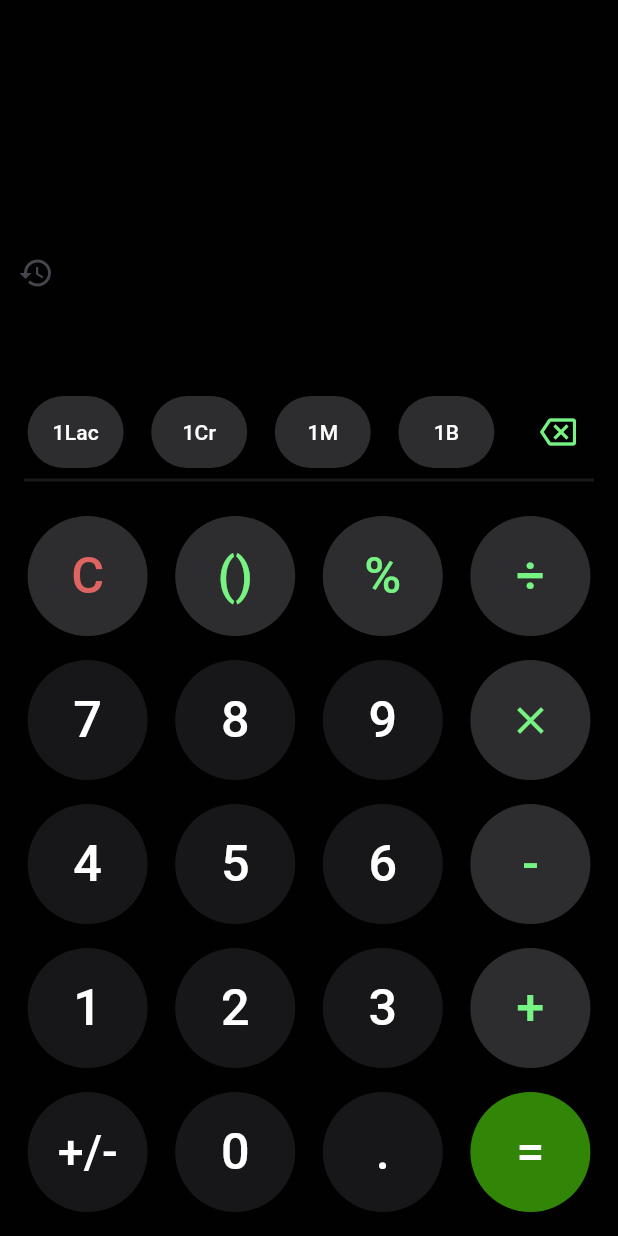
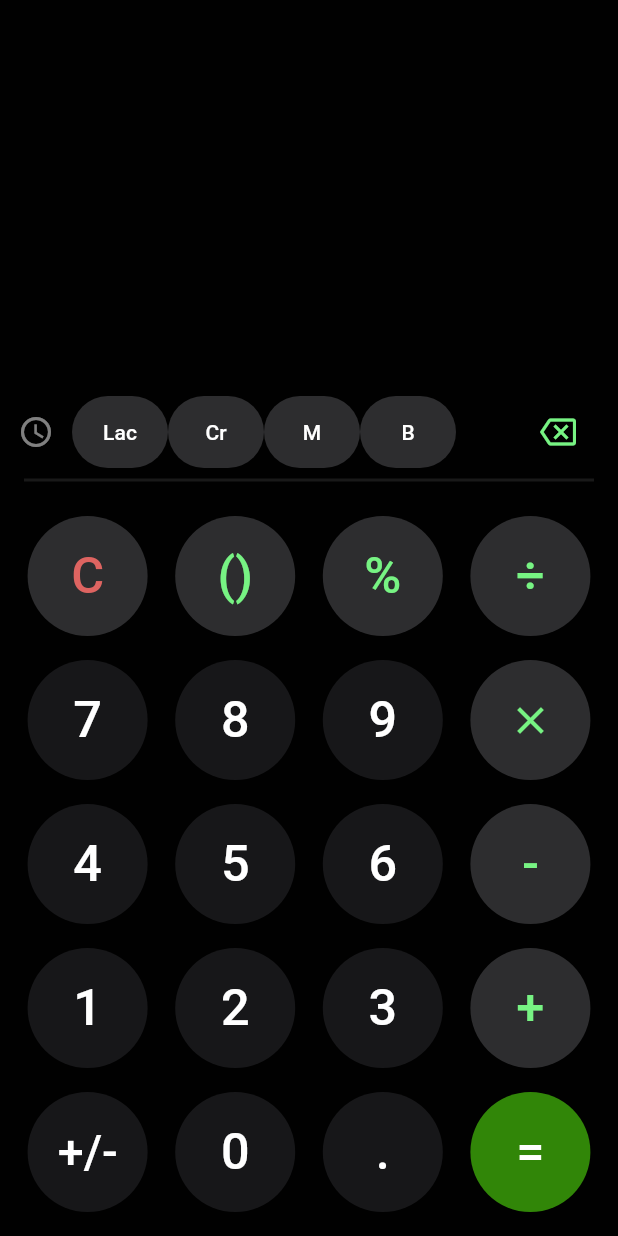
Before and after one commit to dchaitu/calculatorApp, a Flutter app: the screen it shows after launch, on a phone screen of 412 x 824 dp. Run offline on Flutter 3.47's test engine with Material 3 defaults, Android fonts, the phone set to English and light mode, and no system bars; missing offline and left inert: function_tree.

Commit message:
Added history feature to the code

```diff
--- a/lib/main_screen.dart
+++ b/lib/main_screen.dart
@@ -1,4 +1,5 @@
 import 'package:calculator/provider/calculator_provider.dart';
+import 'package:calculator/widgets/colors.dart';
 import 'package:calculator/widgets/history_screen.dart';
 import 'package:calculator/widgets/numpad.dart';
 import 'package:calculator/widgets/textfield.dart';
@@ -13,45 +14,23 @@ class MainScreen extends StatefulWidget {
 }
 
 class _MainScreenState extends State<MainScreen> {
-
   final TextEditingController textController = TextEditingController();
-  bool showNumPad = true;
 
   @override
   Widget build(BuildContext context) {
-    return Consumer<CalculatorProvider>(builder: (context, provider, _)
-        {
+    return Consumer<CalculatorProvider>(builder: (context, provider, _) {
       return Scaffold(
-            backgroundColor:const Color(0xff010101),
+        backgroundColor: const Color(0xff010101),
         body: SafeArea(
-                child: Column(
-                    children: [
+            child: Column(children: [
           Expanded(
             flex: 1,
             child: Stack(
               // mainAxisAlignment:MainAxisAlignment.start,
               children: [
-                             Positioned(
-                               bottom: 0,
-                               left: 0,
-                               child: Container(
-                                 alignment: Alignment.topLeft,
-                                 child: IconButton(
-                                    icon: const Icon(Icons.history),
-                                    onPressed: () {
-                                      showNumPad=!showNumPad;
-                                    Navigator.push(
-                                      context,
-                                      MaterialPageRoute(builder: (context) => const HistoryScreen()),
-                                    );
-                                  },
+                CalcTextField(
+                  controller: provider.calcController,
                 ),
-                               ),
-                             ),
-                            CalcTextField(
-                              controller:provider.calcController,
-                            ),
-
                 Positioned(
                   bottom: 38,
                   right: 8,
@@ -67,7 +46,8 @@ class _MainScreenState extends State<MainScreen> {
                   alignment: Alignment.bottomRight,
                   padding: const EdgeInsets.symmetric(horizontal: 8),
                   child: Text(
-                                provider.roundingValue, // This will store the result
+                    provider.roundingValue,
+                    // This will store the result
                     style: TextStyle(
                       color: Colors.white.withOpacity(0.8),
                       fontSize: 24,
@@ -77,73 +57,104 @@ class _MainScreenState extends State<MainScreen> {
               ],
             ),
           ),
-
           Expanded(
             flex: 3,
             child: Column(
               mainAxisAlignment: MainAxisAlignment.end,
               children: [
                 Row(
-                              mainAxisAlignment:MainAxisAlignment.spaceBetween,
+                  mainAxisAlignment: MainAxisAlignment.spaceBetween,
                   children: [
-                                Expanded(
-                                  child: Row(
+                    Row(
                       mainAxisAlignment: MainAxisAlignment.spaceEvenly,
                       children: [
-                                      getButtonValue(context, 100000, "1Lac"),
-                                      getButtonValue(context, 10000000, "1Cr"),
-                                      getButtonValue(context, 1000000, "1M"),
-                                      getButtonValue(context, 1000000000, "1B"),
+                        getHistoryButton(context),
+                        getButtonValue(context, 100000, "Lac"),
+                        getButtonValue(context, 10000000, "Cr"),
+                        getButtonValue(context, 1000000, "M"),
+                        getButtonValue(context, 1000000000, "B"),
                       ],
                     ),
-                                ),
-
                     Container(
                       alignment: Alignment.topRight,
                       padding: const EdgeInsets.only(right: 16),
-                                  child: IconButton(onPressed: ()=>Provider.of<CalculatorProvider>(context,listen: false).delete(),
+                      child: IconButton(
+                        onPressed: () => Provider.of<CalculatorProvider>(
+                                context,
+                                listen: false)
+                            .delete(),
                         icon: const Icon(Icons.backspace_outlined),
                         color: const Color(0xff77f383),
                       ),
                     ),
                   ],
                 ),
-
                 const Padding(
                   padding: EdgeInsets.symmetric(horizontal: 16),
-                              child: Divider(thickness:2, color: Color(0xff191919)),
+                  child: Divider(thickness: 2, color: Color(0xff191919)),
                 ),
                 Container(
                     decoration: const BoxDecoration(
-                                  // color: Colors.black54,
-                                  borderRadius: BorderRadius.vertical(top: Radius.circular(20))),
-                              child: showNumPad? const Numpad():const HistoryScreen(),
-                            ),
+                        borderRadius:
+                            BorderRadius.vertical(top: Radius.circular(20))),
+                    child: Stack(
+                      children: [
+                        const Numpad(),
+                        showHistoryScreen(context),
+                      ],
+                    )),
               ],
             ),
           ),
-                    ]
-                )
-            ),
+        ])),
       );
     });
   }
 }
 
-Widget getButtonValue(BuildContext context, double value, String textVal)
+Widget getHistoryButton(BuildContext context)
 {
   return Container(
     alignment: Alignment.topLeft,
-    // margin: const EdgeInsets.symmetric(horizontal: 8),
-    decoration:BoxDecoration(
-        color:const Color(0xff2D2D2F),
-        borderRadius:BorderRadius.circular(100)
-    ),
-    child: TextButton(onPressed: ()=>Provider.of<CalculatorProvider>(context,listen: false).addButtonValue(value),
-      child: Text(textVal,
-          style: const TextStyle(color: Colors.white)
-      ),
+    child: IconButton(
+        icon: Icon(Icons.watch_later_outlined,
+            color: watchColor),
+        onPressed: () =>
+            Provider.of<CalculatorProvider>(context,
+                listen: false)
+                .setShowHistory()),
+  );
+}
+
+
+
+Widget getButtonValue(BuildContext context, double value, String textVal) {
+  return Container(
+    alignment: Alignment.topLeft,
+    decoration: BoxDecoration(
+        color: const Color(0xff2D2D2F),
+        borderRadius: BorderRadius.circular(100)),
+    child: TextButton(
+      onPressed: () => Provider.of<CalculatorProvider>(context, listen: false)
+          .addButtonValue(value),
+      child: Text(textVal, style: const TextStyle(color: Colors.white)),
     ),
   );
+}
 
+Widget showHistoryScreen(BuildContext context) {
+  bool showResult =
+      Provider.of<CalculatorProvider>(context, listen: false).showHistory;
+
+  return showResult
+      ? const Column(
+          children: [
+            Row(
+              children: [
+                HistoryScreen(),
+              ],
+            ),
+          ],
+        )
+      : const SizedBox();
 }
--- a/lib/widgets/colors.dart
+++ b/lib/widgets/colors.dart
@@ -6,3 +6,5 @@ Color greenOperatorColor = const Color(0xff77f383);
 Color operatorButtonBgColor = const Color(0xff2D2D2F);
 Color txtColorForClear = const Color(0xffDE6461);
 Color equalsBgColor = const Color(0xff318608);
+Color watchColor = Colors.white.withOpacity(0.5);
+Color appBgColor = const Color(0xff010101);
--- a/lib/widgets/numpad.dart
+++ b/lib/widgets/numpad.dart
@@ -4,6 +4,7 @@ import 'package:provider/provider.dart';
 import '../provider/calculator_provider.dart';
 import 'button2.dart';
 import 'buttons.dart';
+import 'colors.dart';
 
 class Numpad extends StatelessWidget {
   const Numpad({super.key});
@@ -46,7 +47,7 @@ List<Widget> allButtons(BuildContext context)
       else if(nums[i]=='x')
       {
         Color bgColor = const Color(0xff2D2D2F);
-        Color txtColor = const Color(0xff77f383);
+        Color txtColor = greenOperatorColor;
         Widget newButton = IconButton1(icon:Icons.close ,bgColor:bgColor,
             txtColor:txtColor,
             onPressed: ()=>Provider.of<CalculatorProvider>(context, listen: false).setValue(nums[i].toString()));
@@ -62,7 +63,7 @@ List<Widget> allButtons(BuildContext context)
       }
       else if(nums[i]=="=")
       {
-        Color bgColor = const Color(0xff318608);
+        Color bgColor = equalsBgColor;
         Color txtColor = Colors.white;
         Widget newButton =  Button2(text:nums[i].toString(), bgColor:bgColor,
           txtColor:txtColor,
@@ -72,8 +73,8 @@ List<Widget> allButtons(BuildContext context)
       }
       else if(nums[i] is String)
       {
-        Color bgColor = const Color(0xff2D2D2F);
-        Color txtColor = const Color(0xff77f383);
+        Color bgColor = operatorButtonBgColor;
+        Color txtColor = greenOperatorColor;
         Widget newButton = Button2(text:nums[i].toString(), bgColor:bgColor,
           txtColor:txtColor,
           onPressed: ()=>Provider.of<CalculatorProvider>(context, listen: false).setValue(nums[i].toString()),
```
Also changed, not shown: lib/provider/calculator_provider.dart (+33 -32 lines), lib/widgets/history_screen.dart (+84 -17 lines). Lines whose indentation alone changed are shown as unchanged.
